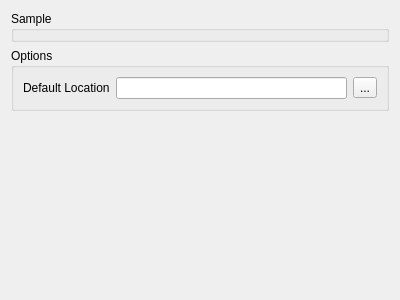
Qt form src/configmanager/editorwidgets/uifiles/photowidget_config.ui (roam-qgis/Roam) before a commit.
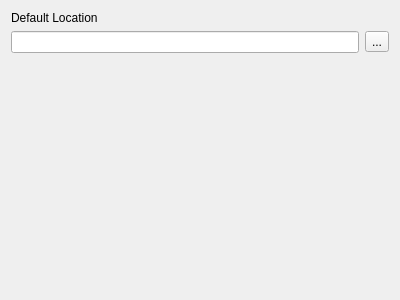
The same form after that commit. Custom widgets are drawn as their Qt base class.

Commit message: Fix config widgets Load config widgets into main widget area. Update widget config based on selection.

What changed in the file:
```diff
--- a/src/configmanager/editorwidgets/uifiles/photowidget_config.ui
+++ b/src/configmanager/editorwidgets/uifiles/photowidget_config.ui
@@ -14,48 +14,7 @@
    <string>Form</string>
   </property>
   <layout class="QGridLayout" name="gridLayout">
-   <item row="0" column="0" colspan="3">
-    <widget class="QGroupBox" name="groupBox">
-     <property name="title">
-      <string>Sample</string>
-     </property>
-     <property name="flat">
-      <bool>true</bool>
-     </property>
-     <layout class="QGridLayout" name="gridLayout_2">
-      <property name="margin">
-       <number>0</number>
-      </property>
-      <item row="0" column="0">
-       <widget class="QMapImageWidget" name="imagewidget">
-        <property name="sizePolicy">
-         <sizepolicy hsizetype="Ignored" vsizetype="Ignored">
-          <horstretch>0</horstretch>
-          <verstretch>0</verstretch>
-         </sizepolicy>
-        </property>
-       </widget>
-      </item>
-     </layout>
-    </widget>
-   </item>
-   <item row="1" column="0" colspan="3">
-    <widget class="QGroupBox" name="groupBox_2">
-     <property name="title">
-      <string>Options</string>
-     </property>
-     <property name="flat">
-      <bool>true</bool>
-     </property>
-     <layout class="QGridLayout" name="gridLayout_3">
-      <item row="0" column="0">
-       <widget class="QLabel" name="label_3">
-        <property name="text">
-         <string>Default Location</string>
-        </property>
-       </widget>
-      </item>
-      <item row="0" column="1">
+   <item row="1" column="0">
        <layout class="QHBoxLayout" name="horizontalLayout">
         <item>
          <widget class="QLineEdit" name="defaultLocationText"/>
@@ -69,10 +28,14 @@
         </item>
        </layout>
       </item>
-     </layout>
+   <item row="0" column="0">
+    <widget class="QLabel" name="label_3">
+     <property name="text">
+      <string>Default Location</string>
+     </property>
     </widget>
    </item>
-   <item row="2" column="1">
+   <item row="2" column="0">
     <spacer name="verticalSpacer">
      <property name="orientation">
       <enum>Qt::Vertical</enum>
@@ -87,13 +50,6 @@
    </item>
   </layout>
  </widget>
- <customwidgets>
-  <customwidget>
-   <class>QMapImageWidget</class>
-   <extends>QWidget</extends>
-   <header>imagewidget</header>
-  </customwidget>
- </customwidgets>
  <resources/>
  <connections/>
 </ui>
```
Lines whose indentation alone changed are shown as unchanged. The commit also changes 16 other files.
